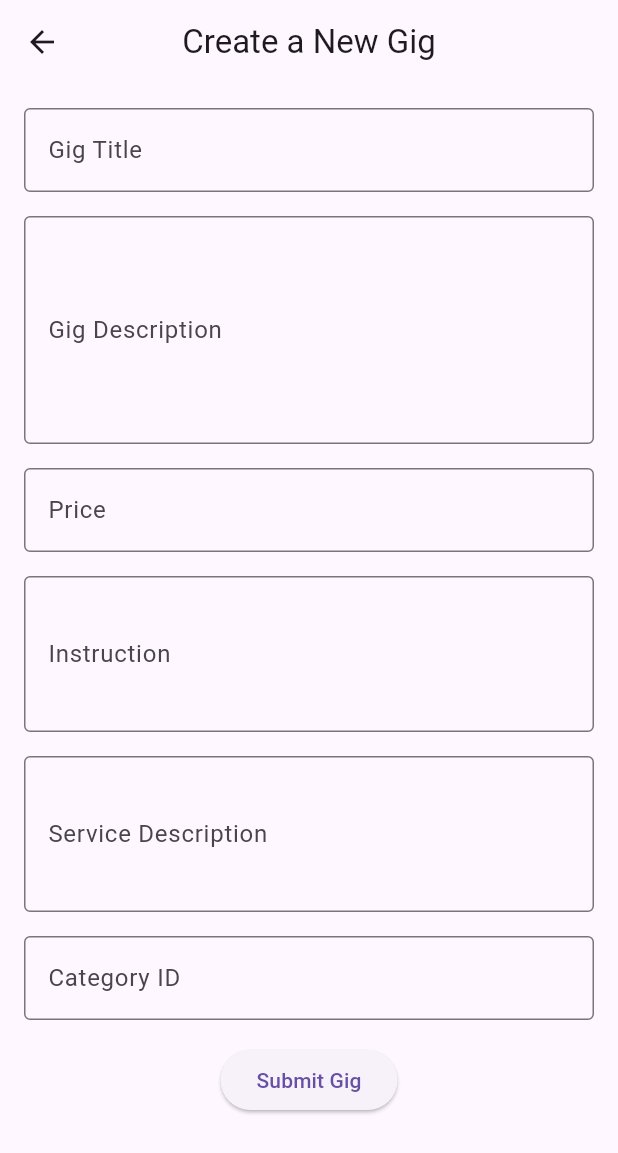
After one commit to SonalThulakarathna/Hirewise-Application, a Flutter app: the GigDetailsForm screen opened directly, on a phone screen of 412 x 824 dp. The commit adds this screen. Shown: the top 1153 px of the screen. Run offline on Flutter 3.47's test engine with Material 3 defaults, Android fonts, the phone set to English and light mode, and no system bars; our stand-ins replace smooth_page_indicator, supabase_flutter; accounts and stored records are empty.

Commit message:
Created Gig Creation forum

```diff
--- /dev/null
+++ b/hirewise/lib/pages/Gig related pages/gigform.dart
@@ -0,0 +1,175 @@
+import 'package:flutter/material.dart';
+import 'package:supabase_flutter/supabase_flutter.dart';
+
+class GigDetailsForm extends StatefulWidget {
+  const GigDetailsForm({super.key});
+
+  @override
+  State<GigDetailsForm> createState() => _GigDetailsFormState();
+}
+
+class _GigDetailsFormState extends State<GigDetailsForm> {
+  // Controllers for text fields
+  final TextEditingController _titleController = TextEditingController();
+  final TextEditingController _descriptionController = TextEditingController();
+  final TextEditingController _priceController = TextEditingController();
+  final TextEditingController _instructionController = TextEditingController();
+  final TextEditingController _serviceDescriptionController =
+      TextEditingController();
+  final TextEditingController _categoryController = TextEditingController();
+
+  // Function to submit the form and insert data into Supabase
+  Future<void> _submitForm() async {
+    final supabase = Supabase.instance.client;
+    final userId = supabase.auth.currentUser?.id; // Fetch logged-in user ID
+
+    if (userId == null) {
+      ScaffoldMessenger.of(context).showSnackBar(
+        const SnackBar(
+          content: Text('User not logged in. Please log in first.'),
+        ),
+      );
+      return;
+    }
+
+    // Validate required fields
+    if (_titleController.text.isEmpty || _descriptionController.text.isEmpty) {
+      ScaffoldMessenger.of(context).showSnackBar(
+        const SnackBar(content: Text('Please fill in all required fields')),
+      );
+      return;
+    }
+
+    // Prepare the data to be sent to Supabase
+    final gigData = {
+      'Title': _titleController.text,
+      'Description': _descriptionController.text,
+      'Price': _priceController.text,
+      'Instruction': _instructionController.text,
+      'servicedescript': _serviceDescriptionController.text,
+      'category':
+          int.tryParse(_categoryController.text) ??
+          0, // Default to 0 if invalid
+      'user_id': userId, // Store the user ID in the database
+    };
+
+    // Insert data into the Supabase table
+    final response = await supabase.from('Giginfo').insert([gigData]);
+
+    if (response.error != null) {
+      ScaffoldMessenger.of(context).showSnackBar(
+        SnackBar(
+          content: Text('Failed to submit gig: ${response.error?.message}'),
+        ),
+      );
+    } else {
+      ScaffoldMessenger.of(context).showSnackBar(
+        const SnackBar(content: Text('Gig submitted successfully!')),
+      );
+      _clearForm(); // Clear the form after successful submission
+    }
+  }
+
+  // Method to clear the form fields
+  void _clearForm() {
+    _titleController.clear();
+    _descriptionController.clear();
+    _priceController.clear();
+    _instructionController.clear();
+    _serviceDescriptionController.clear();
+    _categoryController.clear();
+  }
+
+  @override
+  Widget build(BuildContext context) {
+    return Scaffold(
+      appBar: AppBar(title: const Text('Create a New Gig'), centerTitle: true),
+      body: SingleChildScrollView(
+        padding: const EdgeInsets.all(16.0),
+        child: Column(
+          crossAxisAlignment: CrossAxisAlignment.start,
+          children: [
+            // Gig Title
+            TextFormField(
+              controller: _titleController,
+              decoration: const InputDecoration(
+                labelText: 'Gig Title',
+                hintText: 'Enter the title of your gig',
+                border: OutlineInputBorder(),
+              ),
+            ),
+            const SizedBox(height: 16),
+
+            // Gig Description
+            TextFormField(
+              controller: _descriptionController,
+              maxLines: 5,
+              decoration: const InputDecoration(
+                labelText: 'Gig Description',
+                hintText: 'Describe your gig in detail',
+                border: OutlineInputBorder(),
+              ),
+            ),
+            const SizedBox(height: 16),
+
+            // Price
+            TextFormField(
+              controller: _priceController,
+              keyboardType: TextInputType.number,
+              decoration: const InputDecoration(
+                labelText: 'Price',
+                hintText: 'Enter the price of your gig',
+                border: OutlineInputBorder(),
+              ),
+            ),
+            const SizedBox(height: 16),
+
+            // Instruction
+            TextFormField(
+              controller: _instructionController,
+              maxLines: 3,
+              decoration: const InputDecoration(
+                labelText: 'Instruction',
+                hintText: 'Enter instructions for the gig',
+                border: OutlineInputBorder(),
+              ),
+            ),
+            const SizedBox(height: 16),
+
+            // Service Description
+            TextFormField(
+              controller: _serviceDescriptionController,
+              maxLines: 3,
+              decoration: const InputDecoration(
+                labelText: 'Service Description',
+                hintText: 'Describe the service in detail',
+                border: OutlineInputBorder(),
+              ),
+            ),
+            const SizedBox(height: 16),
+
+            // Category
+            TextFormField(
+              controller: _categoryController,
+              keyboardType: TextInputType.number,
+              decoration: const InputDecoration(
+                labelText: 'Category ID',
+                hintText: 'Enter the category ID (e.g., 1, 2, 3)',
+                border: OutlineInputBorder(),
+              ),
+            ),
+            const SizedBox(height: 16),
+
+            // Submit Button
+            Center(
+              child: ElevatedButton(
+                onPressed: _submitForm,
+                child: const Text('Submit Gig'),
+              ),
+            ),
+          ],
+        ),
+      ),
+    );
+  }
+}
--- a/hirewise/lib/pages/bottomnavbar.dart
+++ b/hirewise/lib/pages/bottomnavbar.dart
@@ -94,7 +94,7 @@ class _IntropageState extends State<Intropagebottom> {
           });
         },
         backgroundColor: Colors.white,
-        selectedItemColor: Colors.blue.shade700,
+        selectedItemColor: const Color.fromARGB(255, 0, 0, 0),
         unselectedItemColor: Colors.grey.shade600,
         type: BottomNavigationBarType.fixed,
         elevation: 10,
@@ -108,8 +108,8 @@ class _IntropageState extends State<Intropagebottom> {
             label: 'Categories',
           ),
           BottomNavigationBarItem(
-            icon: Icon(Icons.chat_bubble_outline_outlined),
-            label: 'Chat',
+            icon: Icon(Icons.trending_up_outlined),
+            label: 'Popular',
           ),
           BottomNavigationBarItem(
             icon: Icon(Icons.person_rounded),
```
Also changed, not shown: hirewise/lib/Classs/usernamefetch.dart (added, +26 -0 lines), hirewise/lib/auth/auth_service.dart (+6 -1 lines), hirewise/lib/pages/login_page.dart (added, +15 -0 lines), hirewise/lib/pages/profilepage.dart (+300 -211 lines), hirewise/lib/pages/register.dart (+6 -1 lines).
